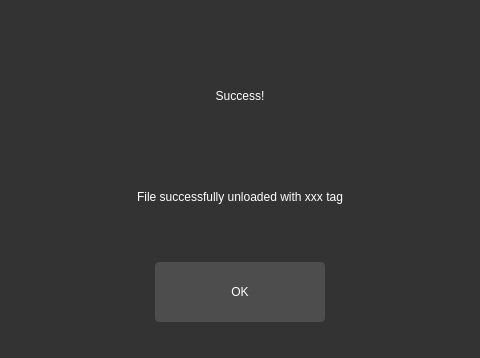
This is source/program/driver/features/ui/unloadpage_success.ui in Teky500/Ebook-PR-Application as Qt 5 draws it before an edit; both pictures show x 306 to 786 and y 0 to 358 of the 1092 by 683 pixel window. The edited form follows.
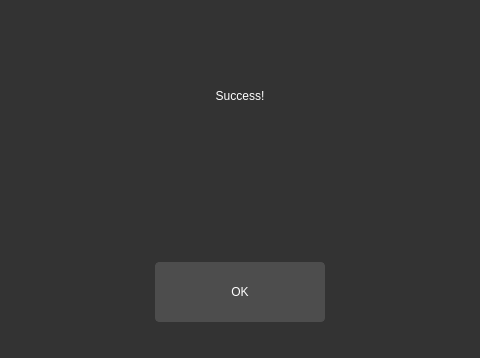
This is the edited form.

The edit to the form file:
```diff
--- a/source/program/driver/features/ui/unloadpage_success.ui
+++ b/source/program/driver/features/ui/unloadpage_success.ui
@@ -132,7 +132,7 @@
           <string notr="true">font: 700 40pt &quot;Segoe UI&quot;;</string>
          </property>
          <property name="text">
-          <string>File successfully unloaded with xxx tag</string>
+          <string/>
          </property>
          <property name="alignment">
           <set>Qt::AlignCenter</set>
```
Left out of the diff: 2 changed lines with no effect on the pictures.
